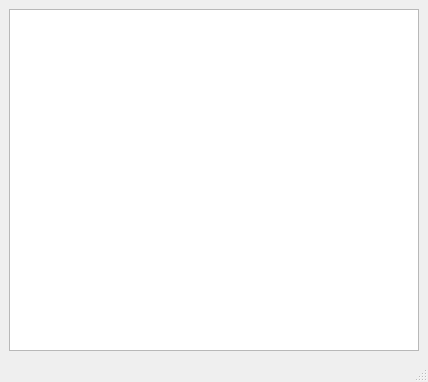
Before: the Qt Designer form main/gui/mainwindow.ui in benediktibk/bomberman, drawn with Qt 5.
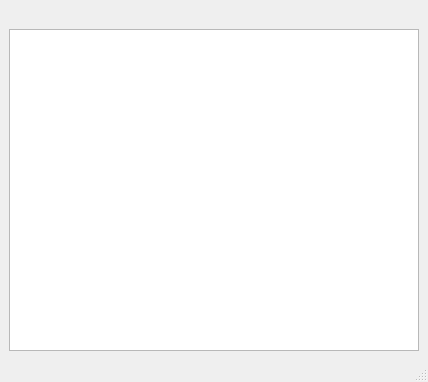
After: the same form once the commit is applied.

Commit message: added label as medium to display the UserInfo.

Patch:
```diff
--- a/main/gui/mainwindow.ui
+++ b/main/gui/mainwindow.ui
@@ -14,8 +14,21 @@
    <string>Ultimate Bomberman</string>
   </property>
   <widget class="QWidget" name="centralwidget">
-   <layout class="QGridLayout" name="gridLayout">
-    <item row="1" column="0">
+   <layout class="QVBoxLayout" name="verticalLayout">
+    <item>
+     <widget class="QLabel" name="playerStateInfo">
+      <property name="font">
+       <font>
+        <weight>75</weight>
+        <bold>true</bold>
+       </font>
+      </property>
+      <property name="text">
+       <string/>
+      </property>
+     </widget>
+    </item>
+    <item>
      <widget class="QGraphicsView" name="graphicsView">
       <property name="focusPolicy">
        <enum>Qt::NoFocus</enum>
```
